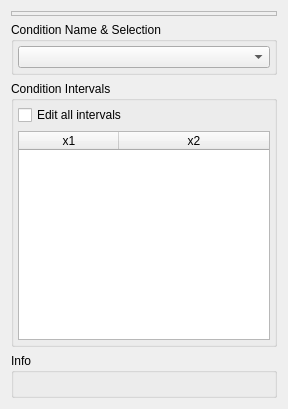
Old version of the form src/analysis/interval_condition_dialog.ui in the repository flueke/mvme.
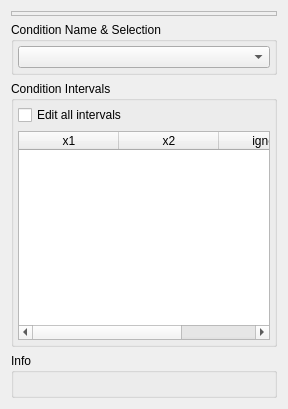
New version of the form.

Commit message:
analysis: allow to ignore indexes in IntervalCondition + GUI improvements
Interval Condition table now has a new 'ignore' column. If checked the
corresponding interval will be invalidated and during runtime no interval
test will be performed. This allows to exclude certain indexes from parti-
cipating in the final condition result.

Also condition UI updates: warn if unsaved changes are about to be lost.

What changed in the file:
```diff
--- a/src/analysis/interval_condition_dialog.ui
+++ b/src/analysis/interval_condition_dialog.ui
@@ -94,7 +94,7 @@
          <bool>false</bool>
         </property>
         <property name="columnCount">
-         <number>2</number>
+         <number>3</number>
         </property>
         <attribute name="horizontalHeaderCascadingSectionResizes">
          <bool>false</bool>
@@ -112,6 +112,11 @@
           <string>x2</string>
          </property>
         </column>
+        <column>
+         <property name="text">
+          <string>ignore</string>
+         </property>
+        </column>
        </widget>
       </item>
       <item row="0" column="0">
```
The commit also changes 4 other files.
